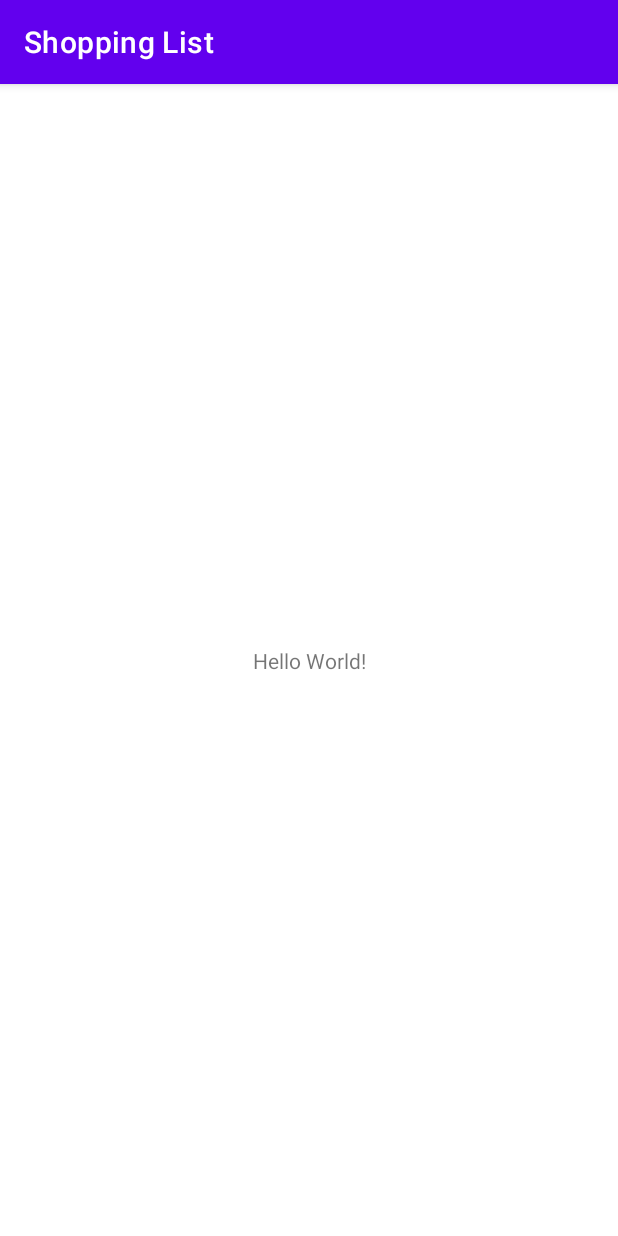
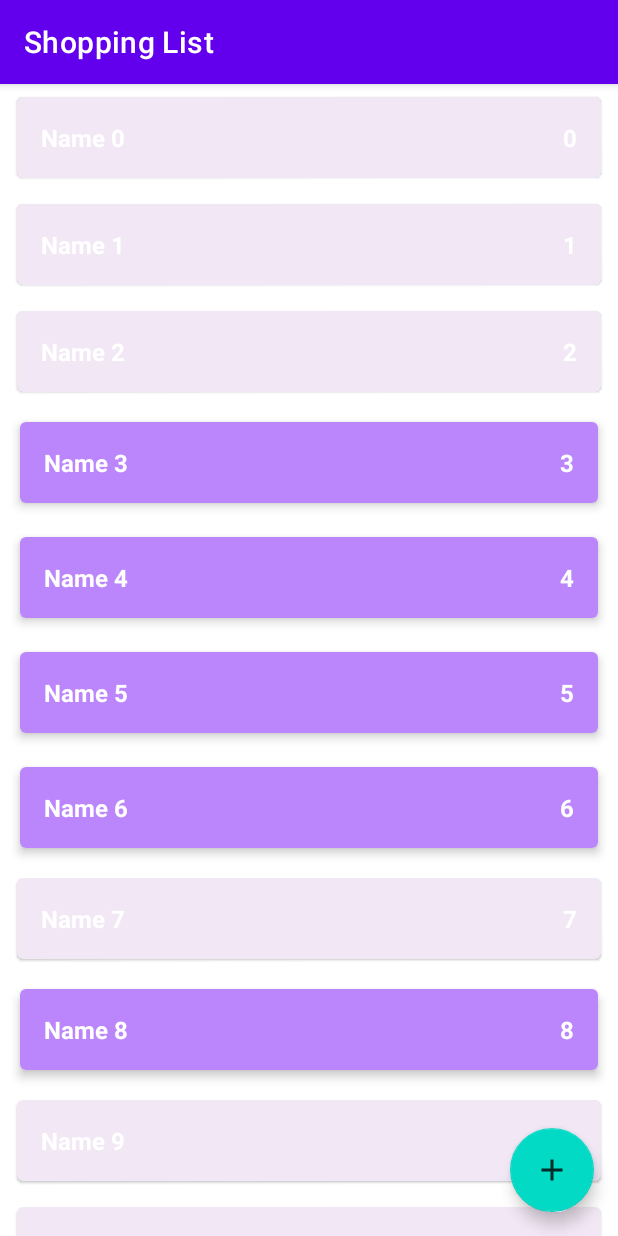
Before and after one commit to GrebnevDeveloper/ShoppingList, an Android app: the screen it shows after launch (MainActivity), on a phone screen of 412 x 824 dp. Run offline under Robolectric (Android 15) with nearby library versions, the phone set to English and light mode, and no system bars.

Commit message:
Add recycler view for shop list

```diff
--- a/app/src/main/java/com/grebnev/shoppinglist/data/ShopListRepositoryImpl.kt
+++ b/app/src/main/java/com/grebnev/shoppinglist/data/ShopListRepositoryImpl.kt
@@ -4,17 +4,18 @@ import androidx.lifecycle.LiveData
 import androidx.lifecycle.MutableLiveData
 import com.grebnev.shoppinglist.domain.ShopItem
 import com.grebnev.shoppinglist.domain.ShopListRepository
+import kotlin.random.Random
 
 object ShopListRepositoryImpl : ShopListRepository {
 
     private val shopListLD = MutableLiveData<List<ShopItem>>()
 
-    private val shopList = mutableListOf<ShopItem>()
+    private val shopList = sortedSetOf<ShopItem>({ o1, o2 -> o1.id.compareTo(o2.id) })
     private var shopItemIdIncrement = 0
 
     init {
-        for (i in 0 until 10) {
-            val shopItem = ShopItem("Name $i", i, true)
+        for (i in 0 until 1000) {
+            val shopItem = ShopItem("Name $i", i, Random.nextBoolean())
             addShopItem(shopItem)
         }
     }
--- a/app/src/main/java/com/grebnev/shoppinglist/domain/ShopItem.kt
+++ b/app/src/main/java/com/grebnev/shoppinglist/domain/ShopItem.kt
@@ -3,7 +3,7 @@ package com.grebnev.shoppinglist.domain
 data class ShopItem(
     val name: String,
     val count: Int,
-    val enabled: Boolean,
+    var enabled: Boolean,
     var id: Int = UNDEFINED_ID
 ) {
     companion object {
--- a/app/src/main/java/com/grebnev/shoppinglist/presentation/MainActivity.kt
+++ b/app/src/main/java/com/grebnev/shoppinglist/presentation/MainActivity.kt
@@ -1,24 +1,80 @@
 package com.grebnev.shoppinglist.presentation
 
-import androidx.appcompat.app.AppCompatActivity
 import android.os.Bundle
 import android.util.Log
+import androidx.appcompat.app.AppCompatActivity
 import androidx.lifecycle.ViewModelProvider
+import androidx.recyclerview.widget.ItemTouchHelper
+import androidx.recyclerview.widget.RecyclerView
 import com.grebnev.shoppinglist.R
-import com.grebnev.shoppinglist.domain.ShopItem
 
 class MainActivity : AppCompatActivity() {
     private lateinit var viewModel: MainViewModel
+    private lateinit var adapter: ShopListAdapter
+
     override fun onCreate(savedInstanceState: Bundle?) {
         super.onCreate(savedInstanceState)
         setContentView(R.layout.activity_main)
+        setupRecyclerView()
 
         viewModel = ViewModelProvider(this)[MainViewModel::class.java]
 
-        viewModel.deleteShopItem(viewModel.shopList.value!![0])
-        viewModel.changeEnabledState(viewModel.shopList.value!![1])
         viewModel.shopList.observe(this) {
-            Log.d("MainViewModel", it.toString())
+            adapter.submitList(it)
+        }
+    }
+
+    private fun setupRecyclerView() {
+        val rvShopList = findViewById<RecyclerView>(R.id.rv_shop_list)
+        adapter = ShopListAdapter()
+        rvShopList.adapter = adapter
+        with(rvShopList) {
+            recycledViewPool.setMaxRecycledViews(
+                ShopListAdapter.VIEW_TYPE_ENABLED,
+                ShopListAdapter.MAX_POOL_SIZE
+            )
+            recycledViewPool.setMaxRecycledViews(
+                ShopListAdapter.VIEW_TYPE_DISABLED,
+                ShopListAdapter.MAX_POOL_SIZE
+            )
+        }
+
+        setupLongClickListener()
+        setupClickListener()
+        setupSwipeListener(rvShopList)
+    }
+
+    private fun setupSwipeListener(rvShopList: RecyclerView) {
+        val callback = object : ItemTouchHelper.SimpleCallback(
+            0,
+            ItemTouchHelper.LEFT or ItemTouchHelper.RIGHT
+        ) {
+            override fun onMove(
+                recyclerView: RecyclerView,
+                viewHolder: RecyclerView.ViewHolder,
+                target: RecyclerView.ViewHolder
+            ): Boolean {
+                return false
+            }
+
+            override fun onSwiped(viewHolder: RecyclerView.ViewHolder, direction: Int) {
+                val item = adapter.currentList[viewHolder.adapterPosition]
+                viewModel.deleteShopItem(item)
+            }
+
+        }
+        ItemTouchHelper(callback).attachToRecyclerView(rvShopList)
+    }
+
+    private fun setupClickListener() {
+        adapter.onShopItemClickListener = {
+            Log.d("OnShopIteshopList = itmClickListener", it.toString())
+        }
+    }
+
+    private fun setupLongClickListener() {
+        adapter.onShopItemLongClickListener = {
+            viewModel.changeEnabledState(it)
         }
     }
 }
--- /dev/null
+++ b/app/src/main/java/com/grebnev/shoppinglist/presentation/ShopItemDiffCallback.kt
@@ -0,0 +1,14 @@
+package com.grebnev.shoppinglist.presentation
+
+import androidx.recyclerview.widget.DiffUtil
+import com.grebnev.shoppinglist.domain.ShopItem
+
+class ShopItemDiffCallback : DiffUtil.ItemCallback<ShopItem>() {
+    override fun areItemsTheSame(oldItem: ShopItem, newItem: ShopItem): Boolean {
+        return oldItem.id == newItem.id
+    }
+
+    override fun areContentsTheSame(oldItem: ShopItem, newItem: ShopItem): Boolean {
+        return oldItem == newItem
+    }
+}
--- /dev/null
+++ b/app/src/main/java/com/grebnev/shoppinglist/presentation/ShopListAdapter.kt
@@ -0,0 +1,55 @@
+package com.grebnev.shoppinglist.presentation
+
+import android.view.LayoutInflater
+import android.view.ViewGroup
+import androidx.recyclerview.widget.AsyncDifferConfig
+import androidx.recyclerview.widget.ListAdapter
+import com.grebnev.shoppinglist.R
+import com.grebnev.shoppinglist.domain.ShopItem
+
+class ShopListAdapter : ListAdapter<ShopItem, ShopListViewHolder>(
+    AsyncDifferConfig.Builder(ShopItemDiffCallback()).build()
+) {
+
+    var onShopItemLongClickListener: ((ShopItem) -> Unit)? = null
+    var onShopItemClickListener: ((ShopItem) -> Unit)? = null
+
+    override fun onCreateViewHolder(parent: ViewGroup, viewType: Int): ShopListViewHolder {
+        val layout = when (viewType) {
+            VIEW_TYPE_ENABLED -> R.layout.item_shop_enabled
+            VIEW_TYPE_DISABLED -> R.layout.item_shop_disabled
+            else -> throw RuntimeException("Unknown view type: $viewType")
+        }
+        val view = LayoutInflater.from(parent.context).inflate(layout, parent, false)
+        return ShopListViewHolder(view)
+    }
+
+    override fun onBindViewHolder(holder: ShopListViewHolder, position: Int) {
+        val shopItem = getItem(position)
+        holder.tvName.text = shopItem.name
+        holder.tvCount.text = shopItem.count.toString()
+        holder.view.setOnLongClickListener {
+            onShopItemLongClickListener?.invoke(shopItem)
+            true
+        }
+        holder.view.setOnClickListener {
+            onShopItemClickListener?.invoke(shopItem)
+        }
+    }
+
+    override fun getItemCount(): Int {
+        return currentList.size
+    }
+
+    override fun getItemViewType(position: Int): Int {
+        return if (getItem(position).enabled) VIEW_TYPE_ENABLED else VIEW_TYPE_DISABLED
+    }
+
+    companion object {
+        const val VIEW_TYPE_ENABLED = 100
+        const val VIEW_TYPE_DISABLED = 101
+
+        const val MAX_POOL_SIZE = 15
+
+    }
+}
--- /dev/null
+++ b/app/src/main/java/com/grebnev/shoppinglist/presentation/ShopListViewHolder.kt
@@ -0,0 +1,11 @@
+package com.grebnev.shoppinglist.presentation
+
+import android.view.View
+import android.widget.TextView
+import androidx.recyclerview.widget.RecyclerView
+import com.grebnev.shoppinglist.R
+
+class ShopListViewHolder(val view: View) : RecyclerView.ViewHolder(view) {
+    val tvName = view.findViewById<TextView>(R.id.tv_name)
+    val tvCount = view.findViewById<TextView>(R.id.tv_count)
+}
--- /dev/null
+++ b/app/src/main/res/drawable-anydpi/ic_add.xml
@@ -0,0 +1,11 @@
+<vector xmlns:android="http://schemas.android.com/apk/res/android"
+    android:width="24dp"
+    android:height="24dp"
+    android:viewportWidth="24"
+    android:viewportHeight="24"
+    android:tint="#000000"
+    android:alpha="0.8">
+  <path
+      android:fillColor="@android:color/white"
+      android:pathData="M19,13h-6v6h-2v-6H5v-2h6V5h2v6h6v2z"/>
+</vector>
--- a/app/src/main/res/layout/activity_main.xml
+++ b/app/src/main/res/layout/activity_main.xml
@@ -6,13 +6,28 @@
     android:layout_height="match_parent"
     tools:context=".presentation.MainActivity">
 
-    <TextView
-        android:layout_width="wrap_content"
-        android:layout_height="wrap_content"
-        android:text="Hello World!"
+    <androidx.recyclerview.widget.RecyclerView
+        android:id="@+id/rv_shop_list"
+        android:layout_width="0dp"
+        android:layout_height="0dp"
+        app:layoutManager="androidx.recyclerview.widget.LinearLayoutManager"
         app:layout_constraintBottom_toBottomOf="parent"
         app:layout_constraintEnd_toEndOf="parent"
         app:layout_constraintStart_toStartOf="parent"
-        app:layout_constraintTop_toTopOf="parent" />
+        app:layout_constraintTop_toTopOf="parent"
+        tools:listitem="@layout/item_shop_enabled" />
+
+    <com.google.android.material.floatingactionbutton.FloatingActionButton
+        android:id="@+id/btn_add_shop_item"
+        android:layout_width="wrap_content"
+        android:layout_height="wrap_content"
+        android:layout_marginEnd="16dp"
+        android:layout_marginBottom="16dp"
+        android:clickable="true"
+        android:contentDescription="@string/add_new_shop_item"
+        android:focusable="true"
+        app:layout_constraintBottom_toBottomOf="parent"
+        app:layout_constraintEnd_toEndOf="parent"
+        app:srcCompat="@drawable/ic_add" />
 
 </androidx.constraintlayout.widget.ConstraintLayout>
--- /dev/null
+++ b/app/src/main/res/layout/item_shop_disabled.xml
@@ -0,0 +1,44 @@
+<?xml version="1.0" encoding="utf-8"?>
+<androidx.cardview.widget.CardView xmlns:android="http://schemas.android.com/apk/res/android"
+    xmlns:app="http://schemas.android.com/apk/res-auto"
+    xmlns:tools="http://schemas.android.com/tools"
+    android:layout_width="match_parent"
+    android:layout_height="wrap_content"
+    android:layout_marginStart="8dp"
+    android:layout_marginTop="4dp"
+    android:layout_marginEnd="8dp"
+    android:layout_marginBottom="4dp"
+    app:cardCornerRadius="4dp"
+    app:cardElevation="1dp"
+    app:cardUseCompatPadding="true">
+
+    <LinearLayout
+        android:layout_width="match_parent"
+        android:layout_height="match_parent"
+        android:background="#33BB86CC"
+        android:orientation="horizontal"
+        android:padding="16dp">
+
+        <TextView
+            android:id="@+id/tv_name"
+            android:layout_width="0dp"
+            android:layout_height="wrap_content"
+            android:layout_weight="1"
+            android:textColor="@color/white"
+            android:textSize="16sp"
+            android:textStyle="bold"
+            tools:text="Салфетки" />
+
+        <TextView
+            android:id="@+id/tv_count"
+            android:layout_width="wrap_content"
+            android:layout_height="wrap_content"
+            android:textColor="@color/white"
+            android:textSize="16sp"
+            android:textStyle="bold"
+            tools:text="6" />
+
+    </LinearLayout>
+
+
+</androidx.cardview.widget.CardView>
--- /dev/null
+++ b/app/src/main/res/layout/item_shop_enabled.xml
@@ -0,0 +1,44 @@
+<?xml version="1.0" encoding="utf-8"?>
+<androidx.cardview.widget.CardView xmlns:android="http://schemas.android.com/apk/res/android"
+    xmlns:app="http://schemas.android.com/apk/res-auto"
+    xmlns:tools="http://schemas.android.com/tools"
+    android:layout_width="match_parent"
+    android:layout_height="wrap_content"
+    android:layout_marginStart="8dp"
+    android:layout_marginTop="4dp"
+    android:layout_marginEnd="8dp"
+    android:layout_marginBottom="4dp"
+    app:cardCornerRadius="4dp"
+    app:cardElevation="4dp"
+    app:cardUseCompatPadding="true">
+
+    <LinearLayout
+        android:layout_width="match_parent"
+        android:layout_height="match_parent"
+        android:background="@color/purple_200"
+        android:orientation="horizontal"
+        android:padding="16dp">
+
+        <TextView
+            android:id="@+id/tv_name"
+            android:layout_width="0dp"
+            android:layout_height="wrap_content"
+            android:layout_weight="1"
+            android:textColor="@color/white"
+            android:textSize="16sp"
+            android:textStyle="bold"
+            tools:text="Салфетки" />
+
+        <TextView
+            android:id="@+id/tv_count"
+            android:layout_width="wrap_content"
+            android:layout_height="wrap_content"
+            android:textColor="@color/white"
+            android:textSize="16sp"
+            android:textStyle="bold"
+            tools:text="6" />
+
+    </LinearLayout>
+
+
+</androidx.cardview.widget.CardView>
--- a/app/src/main/res/values/strings.xml
+++ b/app/src/main/res/values/strings.xml
@@ -1,3 +1,4 @@
 <resources>
     <string name="app_name">Shopping List</string>
+    <string name="add_new_shop_item">Add new shop item</string>
 </resources>
--- a/build.gradle
+++ b/build.gradle
@@ -1,7 +1,7 @@
 // Top-level build file where you can add configuration options common to all sub-projects/modules.
 plugins {
-    id 'com.android.application' version '7.2.1' apply false
-    id 'com.android.library' version '7.2.1' apply false
+    id 'com.android.application' version '7.3.0' apply false
+    id 'com.android.library' version '7.3.0' apply false
     id 'org.jetbrains.kotlin.android' version '1.6.10' apply false
 }
 
```
Also changed, not shown: app/src/main/res/drawable-hdpi/ic_add.png (added), app/src/main/res/drawable-mdpi/ic_add.png (added), app/src/main/res/drawable-xhdpi/ic_add.png (added), app/src/main/res/drawable-xxhdpi/ic_add.png (added), gradle/wrapper/gradle-wrapper.properties.
